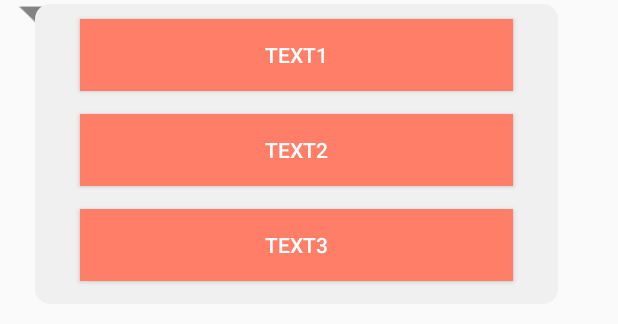
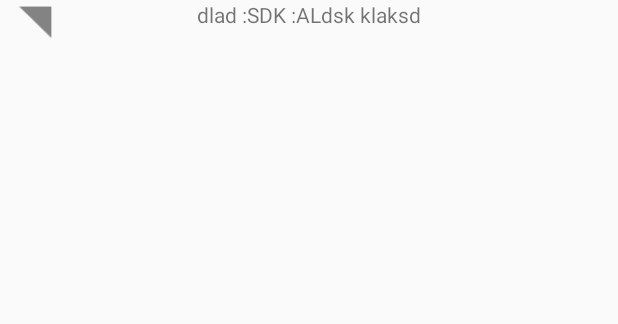
Before and after one commit to alexmusiienko/Kunzhut, an Android app: the layout select_mes_bot.xml on its own in the app's theme, with its tools: preview values and no code run, on a phone screen of 412 x 824 dp. Shown: the top 324 px of the screen. Run offline under Robolectric (Android 15) with nearby library versions, the phone set to English and light mode, and no system bars.

```diff
--- a/app/src/main/java/com/example/alexm/kunzhutproject/ChatFragmant.java
+++ b/app/src/main/java/com/example/alexm/kunzhutproject/ChatFragmant.java
@@ -8,14 +8,20 @@ import android.view.ViewGroup;
 import android.widget.Button;
 import android.widget.EditText;
 import android.widget.ListView;
+import android.widget.Toolbar;
 
 public class ChatFragmant extends Fragment {
     @Override
     public View onCreateView(LayoutInflater inflater,
                              ViewGroup container,
                              Bundle savedInstanceState) {
+
+        final View view = getView();
+
         return inflater.inflate(R.layout.chat_fragment, container, false);
 
 
+
     }
+
 }
--- a/app/src/main/res/layout/select_mes_bot.xml
+++ b/app/src/main/res/layout/select_mes_bot.xml
@@ -12,7 +12,14 @@
         android:layout_marginStart="8dp"
         android:src="@drawable/arrow_bg2" />
 
+    <TextView
+        android:layout_width="match_parent"
+        android:text="dlad :SDK :ALdsk klaksd"
+        android:gravity="center"
+        android:layout_height="wrap_content" />
+
      <RelativeLayout
+         android:visibility="gone"
          android:layout_width="wrap_content"
          android:layout_height="wrap_content"
          android:layout_below="@id/imageView1"
```
